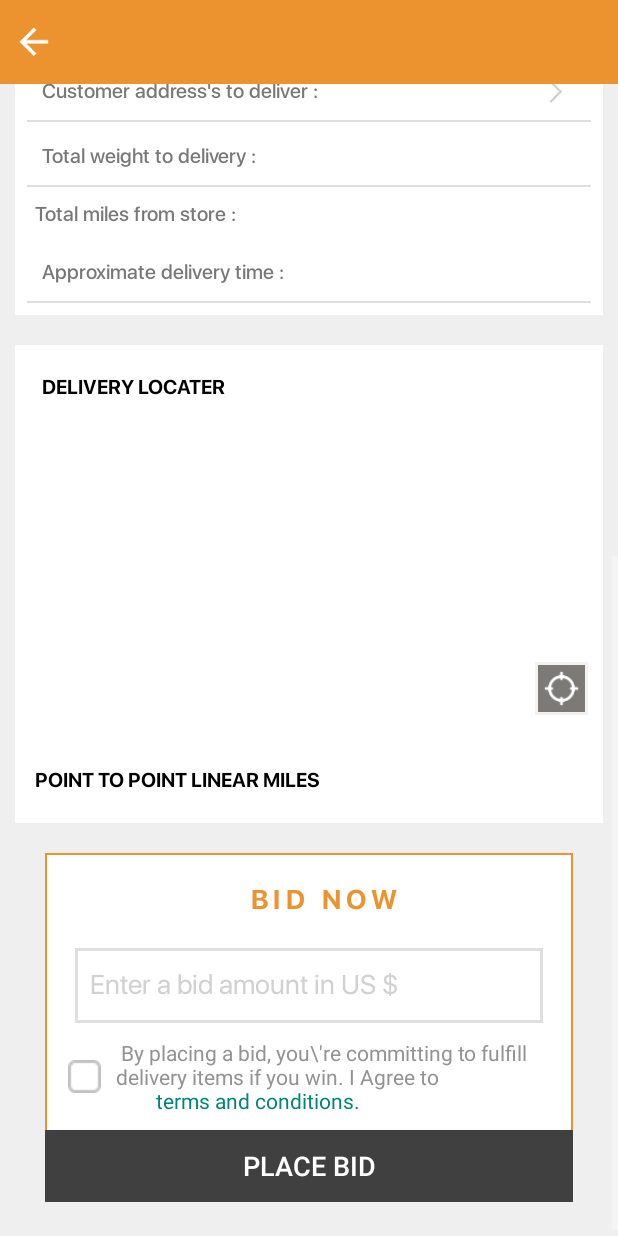
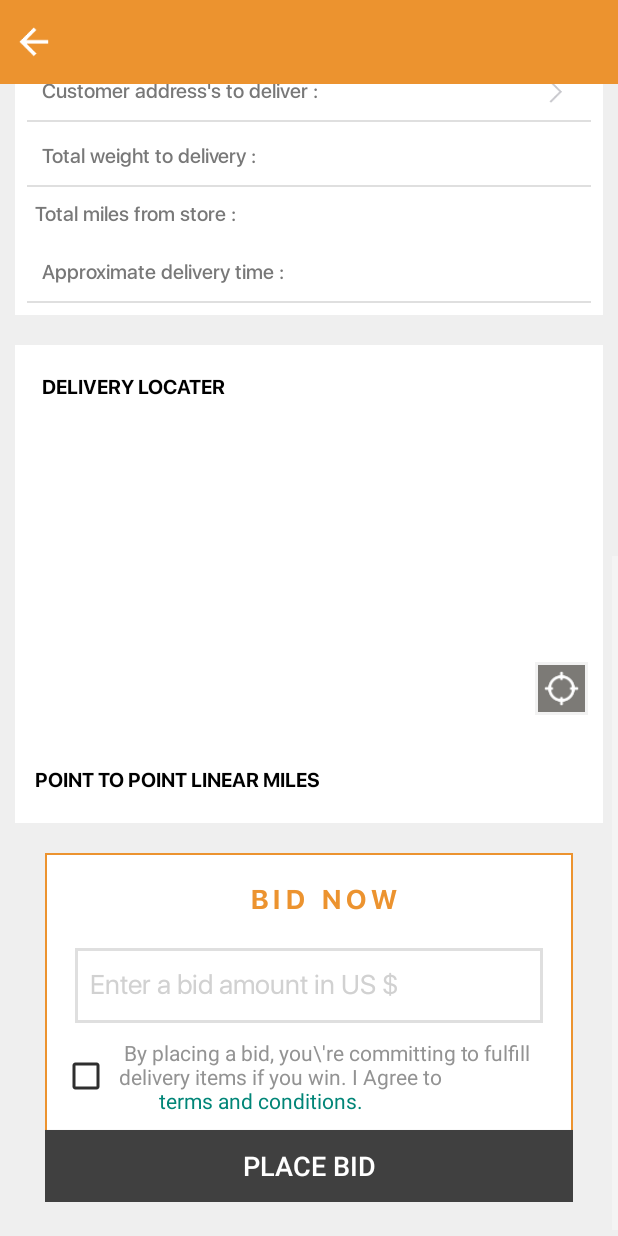
Before and after one commit to JagadeshSeeram/Fulfiller, an Android app: the FulfillmentDetails screen opened directly, with no data from a screen before it, scrolled down 537 dp, on a phone screen of 412 x 824 dp. Run offline under Robolectric (Android 15) with nearby library versions, the phone set to English and light mode, and no system bars; our stand-ins replace Picasso; libraries missing offline, so code that uses them is left out: com.crashlytics.android, com.microsoft.windowsazure, io.fabric.sdk; pictures from the network do not load; Roboto replaces fonts that are not available here; 5 statements that could not run were skipped.

Commit message:
assets changes

```diff
--- a/app/src/main/res/drawable/custom_checkbox.xml
+++ b/app/src/main/res/drawable/custom_checkbox.xml
@@ -4,5 +4,5 @@
         android:drawable="@drawable/ic_check_box_black" />
     <item android:state_pressed="true"
         android:drawable="@drawable/ic_check_box_black" />
-    <item android:drawable="@drawable/checkbox" />
+    <item android:drawable="@drawable/ic_check_box_outline_blank_black" />
 </selector>
```
Also changed, not shown: app/src/main/res/drawable-hdpi/ic_check_box_black.png, app/src/main/res/drawable-hdpi/ic_check_box_outline_blank_black.png (added), app/src/main/res/drawable-mdpi/checkbox.png (deleted), app/src/main/res/drawable-mdpi/ic_check_box_black.png, app/src/main/res/drawable-mdpi/ic_check_box_outline_blank_black.png (added), app/src/main/res/drawable-xhdpi/ic_check_box_black.png, app/src/main/res/drawable-xhdpi/ic_check_box_outline_blank_black.png (added), app/src/main/res/drawable-xxhdpi/ic_check_box_black.png, app/src/main/res/drawable-xxhdpi/ic_check_box_outline_blank_black.png (added), app/src/main/res/drawable-xxxhdpi/ic_check_box_black.png, app/src/main/res/drawable-xxxhdpi/ic_check_box_outline_blank_black.png (added).
